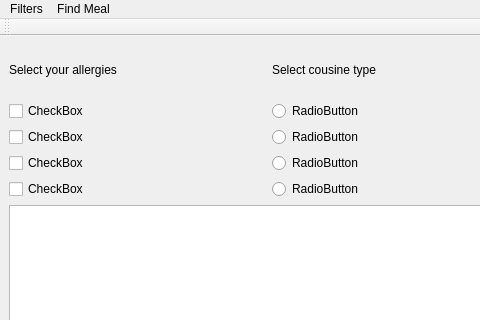
s1m0nWasTaken/recipeBook, file recipeBook/mainwindow.ui: the form before one commit; both pictures show x 0 to 480 and y 0 to 320 of the 800 by 600 pixel window.
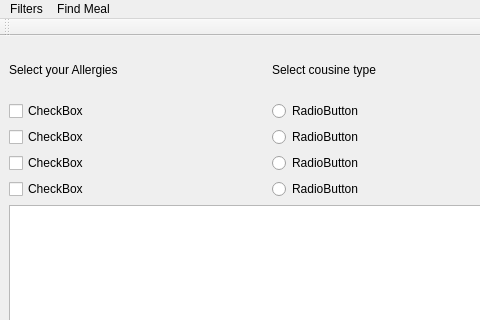
The form after the commit.

```diff
--- a/recipeBook/mainwindow.ui
+++ b/recipeBook/mainwindow.ui
@@ -26,7 +26,7 @@
          </size>
         </property>
         <property name="text">
-         <string>Select your allergies</string>
+         <string>Select your Allergies</string>
         </property>
        </widget>
       </item>
```
Left out of the diff: 8 changed lines with no effect on the pictures.
